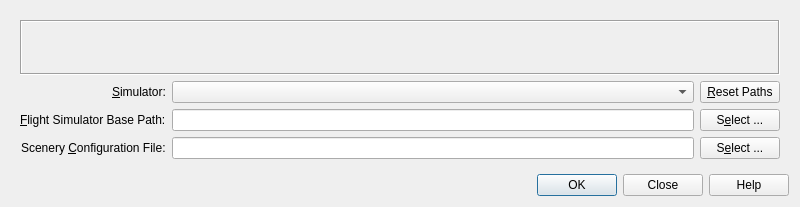
Before: the Qt Designer form src/db/databasedialog.ui in albar965/littlenavmap, drawn with Qt 5.
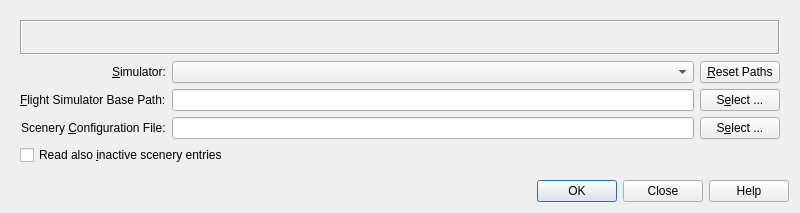
After: the same form once the commit is applied.

Commit message: Added option to read also inactive scenery entries. Fixed invalid display in information window for airspaces with customized colors. Fixed crash on startup. Updated changelog.

Diff of the .ui file:
```diff
--- a/src/db/databasedialog.ui
+++ b/src/db/databasedialog.ui
@@ -7,7 +7,7 @@
     <x>0</x>
     <y>0</y>
     <width>800</width>
-    <height>207</height>
+    <height>213</height>
    </rect>
   </property>
   <property name="windowTitle">
@@ -152,6 +152,20 @@
        </property>
       </widget>
      </item>
+     <item row="4" column="0" colspan="2">
+      <widget class="QCheckBox" name="checkBoxReadInactive">
+       <property name="toolTip">
+        <string>Will read also the inactive scenery entries when checked. 
+Useful if you use tools to disable and enable certain scenery for each flight.</string>
+       </property>
+       <property name="statusTip">
+        <string>Will read also the inactive scenery entries when checked.  Useful if you use tools to disable and enable certain scenery for each flight.</string>
+       </property>
+       <property name="text">
+        <string>Read also &amp;inactive scenery entries</string>
+       </property>
+      </widget>
+     </item>
     </layout>
    </item>
    <item>
```
The commit also changes 9 other files.
